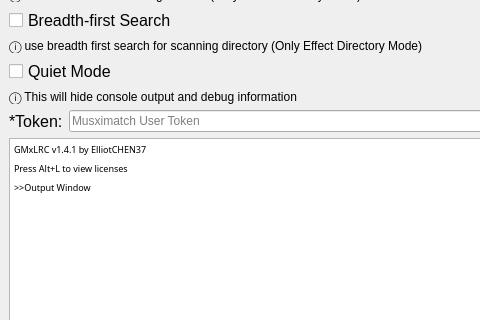
Before: the Qt Designer form win.ui in ElliotCHEN37/GMxLRC, drawn with Qt 5; both pictures show x 0 to 480 and y 155 to 475 of the 637 by 602 pixel window.
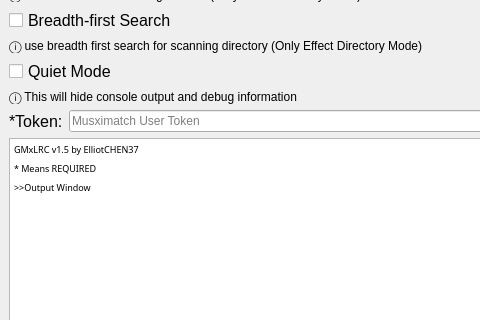
After: the same form once the commit is applied.

Diff of the .ui file:
```diff
--- a/win.ui
+++ b/win.ui
@@ -244,8 +244,8 @@
 &lt;html&gt;&lt;head&gt;&lt;meta name=&quot;qrichtext&quot; content=&quot;1&quot; /&gt;&lt;style type=&quot;text/css&quot;&gt;
 p, li { white-space: pre-wrap; }
 &lt;/style&gt;&lt;/head&gt;&lt;body style=&quot; font-family:'JetBrains Mono Light','Arial'; font-size:9pt; font-weight:400; font-style:normal;&quot;&gt;
-&lt;p style=&quot; margin-top:6px; margin-bottom:6px; margin-left:0px; margin-right:0px; -qt-block-indent:0; text-indent:0px;&quot;&gt;&lt;span style=&quot; font-family:'JetBrains Mono 54','JetBrains Mono Light'; font-size:7pt;&quot;&gt;GMxLRC v1.4.1 by ElliotCHEN37&lt;/span&gt;&lt;/p&gt;
-&lt;p style=&quot; margin-top:6px; margin-bottom:6px; margin-left:0px; margin-right:0px; -qt-block-indent:0; text-indent:0px;&quot;&gt;&lt;span style=&quot; font-size:7pt;&quot;&gt;Press Alt+L to view licenses&lt;/span&gt;&lt;/p&gt;
+&lt;p style=&quot; margin-top:6px; margin-bottom:6px; margin-left:0px; margin-right:0px; -qt-block-indent:0; text-indent:0px;&quot;&gt;&lt;span style=&quot; font-family:'JetBrains Mono 54','JetBrains Mono Light'; font-size:7pt;&quot;&gt;GMxLRC v1.5 by ElliotCHEN37&lt;/span&gt;&lt;/p&gt;
+&lt;p style=&quot; margin-top:6px; margin-bottom:6px; margin-left:0px; margin-right:0px; -qt-block-indent:0; text-indent:0px;&quot;&gt;&lt;span style=&quot; font-family:'JetBrains Mono 54','JetBrains Mono Light'; font-size:7pt;&quot;&gt;* Means REQUIRED&lt;/span&gt;&lt;/p&gt;
 &lt;p style=&quot; margin-top:6px; margin-bottom:6px; margin-left:0px; margin-right:0px; -qt-block-indent:0; text-indent:0px;&quot;&gt;&lt;span style=&quot; font-family:'JetBrains Mono 54','JetBrains Mono Light'; font-size:7pt;&quot;&gt;&amp;gt;&amp;gt;Output Window&lt;/span&gt;&lt;/p&gt;&lt;/body&gt;&lt;/html&gt;</string>
       </property>
      </widget>
```
Left out of the diff: 9 changed lines with no effect on the pictures.
